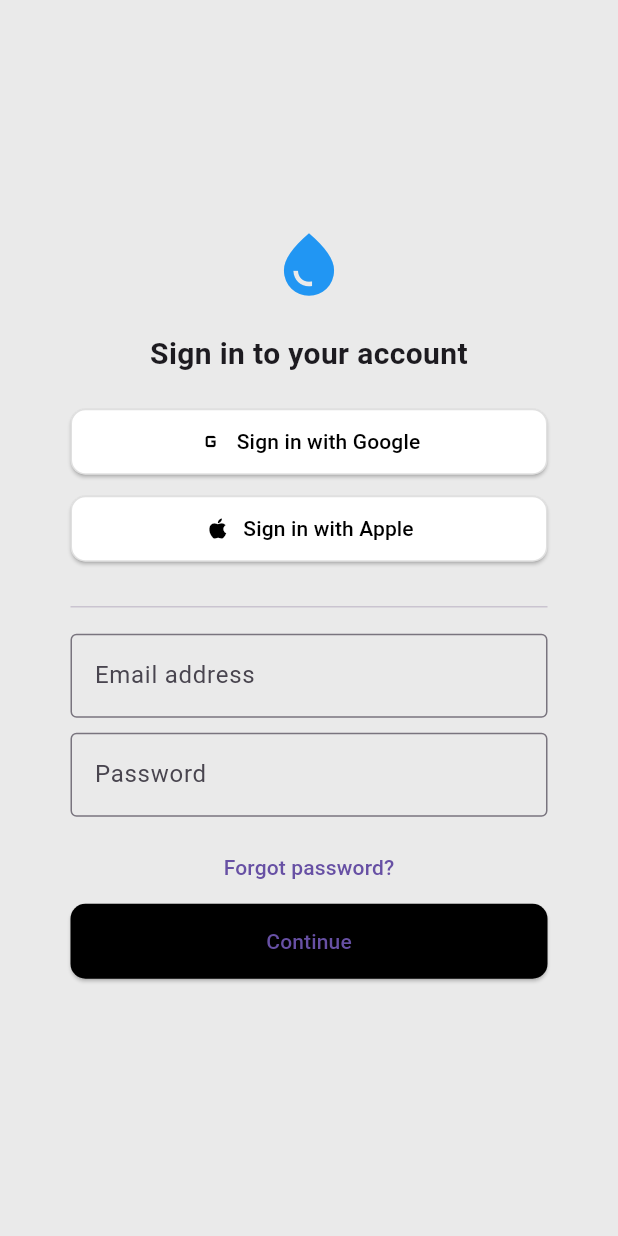
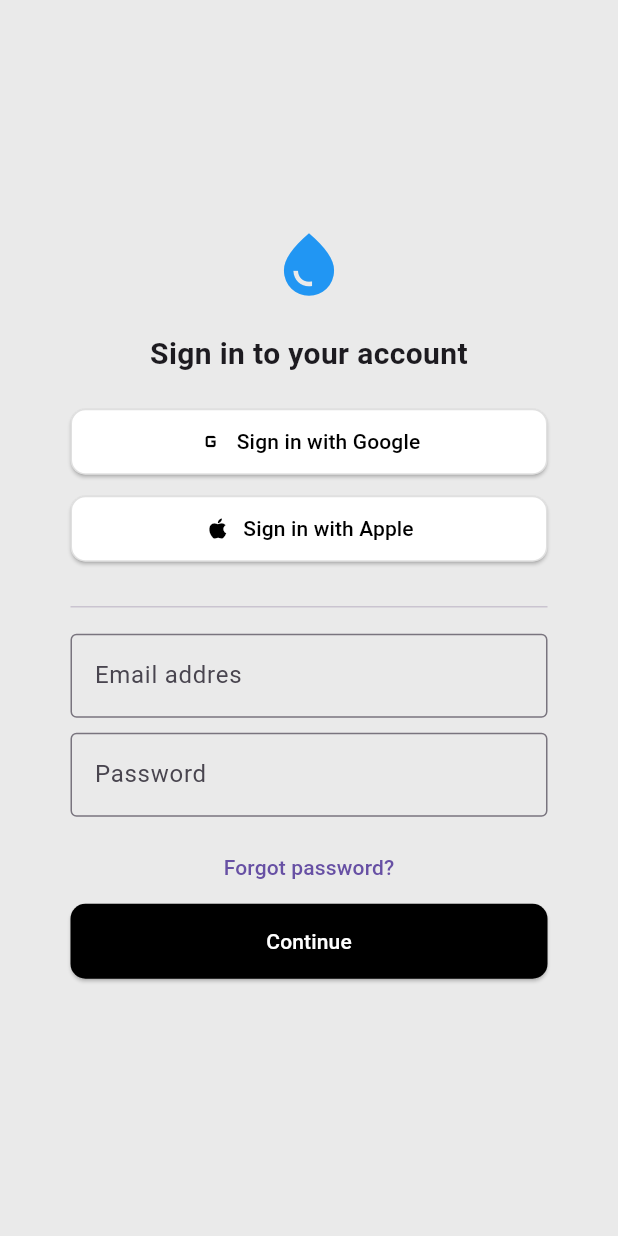
Before and after one commit to elshaarawy7/wather-app, a Flutter app: the screen it shows after launch, on a phone screen of 412 x 824 dp. Run offline on Flutter 3.47's test engine with Material 3 defaults, Android fonts, the phone set to English and light mode, and no system bars.

Commit message:
add widgets text from field in sing page

```diff
--- a/lib/pages/sing_in.dart
+++ b/lib/pages/sing_in.dart
@@ -1,5 +1,6 @@
 import 'package:flutter/material.dart';
 import 'package:wather_app/widgets/MyBatton.dart';
+import 'package:wather_app/widgets/text_field.dart';
 
 class SingIn extends StatelessWidget {
   const SingIn({super.key});
@@ -41,20 +42,15 @@ class SingIn extends StatelessWidget {
               const SizedBox(height: 20),
               const Divider(thickness: 1),
               const SizedBox(height: 10),
-              const  TextField(
-                decoration: InputDecoration(
-                  labelText: 'Email address',
-                  border: OutlineInputBorder(),
-                ),
-              ),
-              const SizedBox(height: 10),
-              const TextField(
+              const Text_From_Fiel(
+                obscureText: false,
+                 hintext: "Email addres",
+                 ),
+              const   SizedBox(height: 10,),
+                 const Text_From_Fiel(
                 obscureText: true,
-                decoration: InputDecoration(
-                  labelText: 'Password',
-                  border: OutlineInputBorder(),
-                ),
-              ),
+                 hintext: "Password",
+                 ),
               const SizedBox(height: 10),
               TextButton(
                 onPressed: () {},
@@ -69,7 +65,9 @@ class SingIn extends StatelessWidget {
                   ),
                 ),
                 onPressed: () {},
-                child: const Text('Continue'),
+                child: const Text('Continue' , style: TextStyle(
+                  color: Colors.white
+                ),),
               ),
               const SizedBox(height: 20),
             ],
```
